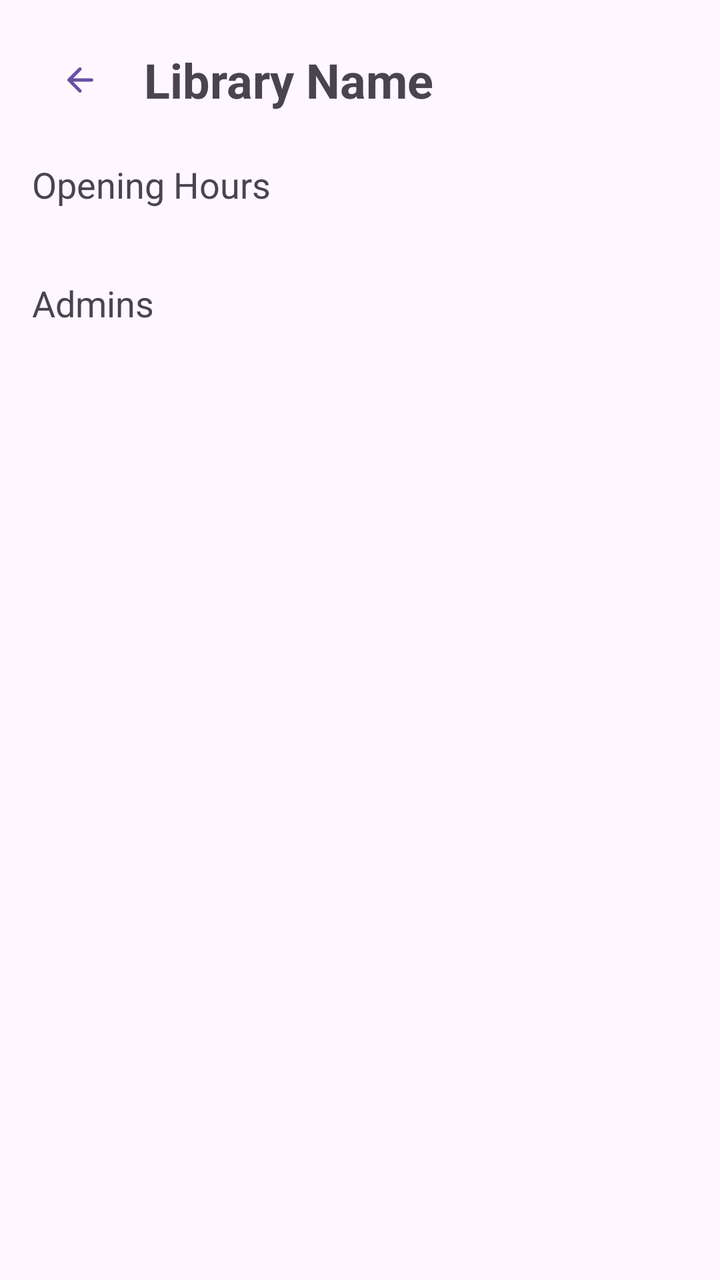
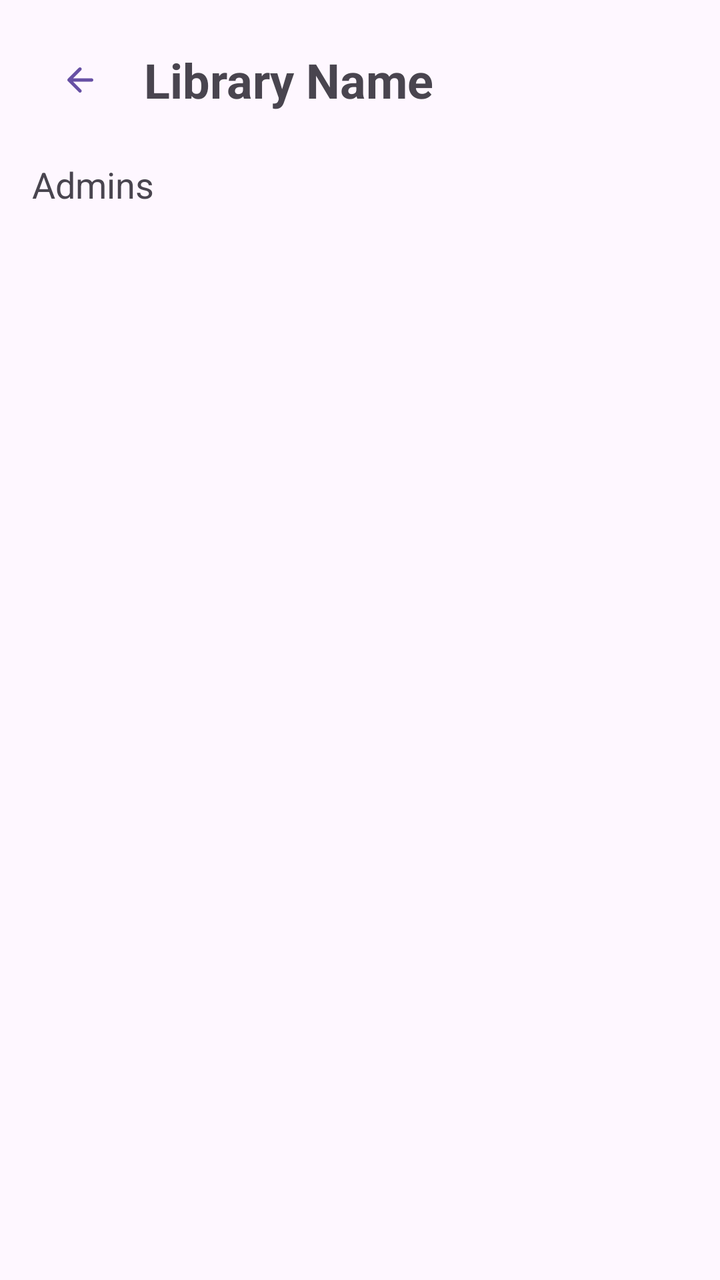

Before-and-after screenshots of an Android layout around one commit, followed by the original layout XML and the change that was made.
<!-- AndroidManifest.xml: application theme Theme.Books_Project -->
<!-- res/layout/activity_library_info.xml -->
<?xml version="1.0" encoding="utf-8"?>
<LinearLayout xmlns:android="http://schemas.android.com/apk/res/android"
    xmlns:app="http://schemas.android.com/apk/res-auto"
    xmlns:tools="http://schemas.android.com/tools"
    android:layout_width="match_parent"
    android:layout_height="match_parent"
    android:orientation="vertical"
    android:padding="16dp"
    tools:context=".LibraryInfoActivity">

    <LinearLayout
        android:layout_width="match_parent"
        android:layout_height="wrap_content"
        android:gravity="center_vertical">

        <com.google.android.material.button.MaterialButton
            android:id="@+id/backButton"
            style="@style/Widget.Material3.Button.IconButton"
            android:layout_width="wrap_content"
            android:layout_height="wrap_content"
            app:icon="@drawable/round_arrow_back_24" />

        <TextView
            android:id="@+id/tvLibraryName"
            android:layout_width="wrap_content"
            android:layout_height="wrap_content"
            android:layout_marginStart="8dp"
            android:text="Library Name"
            android:textSize="24sp"
            android:textStyle="bold" />
    </LinearLayout>

    <TextView
        android:layout_width="wrap_content"
        android:layout_height="wrap_content"
        android:layout_marginTop="16dp"
        android:text="Opening Hours"
        android:textSize="18sp" />

    <TextView
        android:id="@+id/tvOpeningHours"
        android:layout_width="wrap_content"
        android:layout_height="wrap_content" />

    <TextView
        android:layout_width="wrap_content"
        android:layout_height="wrap_content"
        android:layout_marginTop="16dp"
        android:text="Admins"
        android:textSize="18sp" />

    <ListView
        android:id="@+id/lvAdmins"
        android:layout_width="match_parent"
        android:layout_height="wrap_content" />

    <TextView
        android:id="@+id/tvMembersLabel"
        android:layout_width="wrap_content"
        android:layout_height="wrap_content"
        android:layout_marginTop="16dp"
        android:text="Members"
        android:textSize="18sp"
        android:visibility="gone" />

    <ListView
        android:id="@+id/lvMembers"
        android:layout_width="match_parent"
        android:layout_height="wrap_content"
        android:visibility="gone" />

</LinearLayout>
<!-- resources referenced by this layout -->
<resources>
  <!-- drawable round_arrow_back_24 (drawable) -->
  <vector xmlns:android="http://schemas.android.com/apk/res/android" android:autoMirrored="true" android:height="24dp" android:tint="#000000" android:viewportHeight="24" android:viewportWidth="24" android:width="24dp">
        
      <path android:fillColor="@android:color/white" android:pathData="M19,11H7.83l4.88,-4.88c0.39,-0.39 0.39,-1.03 0,-1.42 -0.39,-0.39 -1.02,-0.39 -1.41,0l-6.59,6.59c-0.39,0.39 -0.39,1.02 0,1.41l6.59,6.59c0.39,0.39 1.02,0.39 1.41,0 0.39,-0.39 0.39,-1.02 0,-1.41L7.83,13H19c0.55,0 1,-0.45 1,-1s-0.45,-1 -1,-1z"/>
      
  </vector>
  <style name="Theme.Books_Project" parent="Base.Theme.Books_Project" />
  <style name="Base.Theme.Books_Project" parent="Theme.Material3.DayNight.NoActionBar">
          
          
      </style>
</resources>

<!-- the commit's change to res/layout/activity_library_info.xml (unified diff, before → after) -->
@@ -34,18 +34,6 @@
         android:layout_width="wrap_content"
         android:layout_height="wrap_content"
         android:layout_marginTop="16dp"
-        android:text="Opening Hours"
-        android:textSize="18sp" />
-
-    <TextView
-        android:id="@+id/tvOpeningHours"
-        android:layout_width="wrap_content"
-        android:layout_height="wrap_content" />
-
-    <TextView
-        android:layout_width="wrap_content"
-        android:layout_height="wrap_content"
-        android:layout_marginTop="16dp"
         android:text="Admins"
         android:textSize="18sp" />
 
